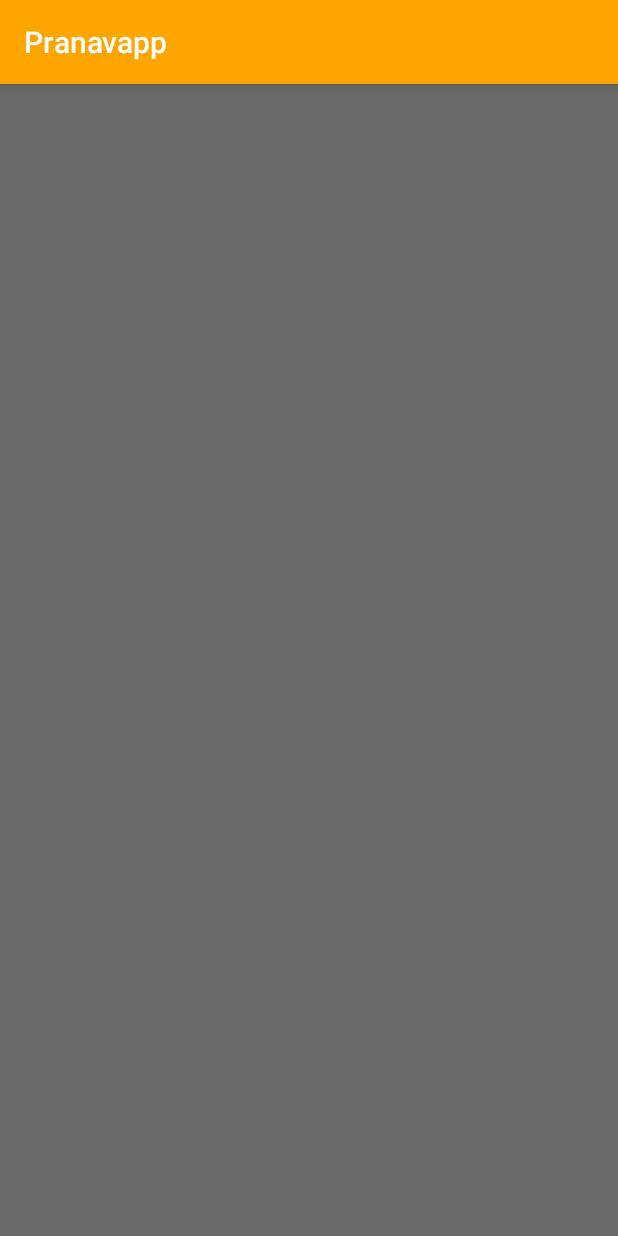
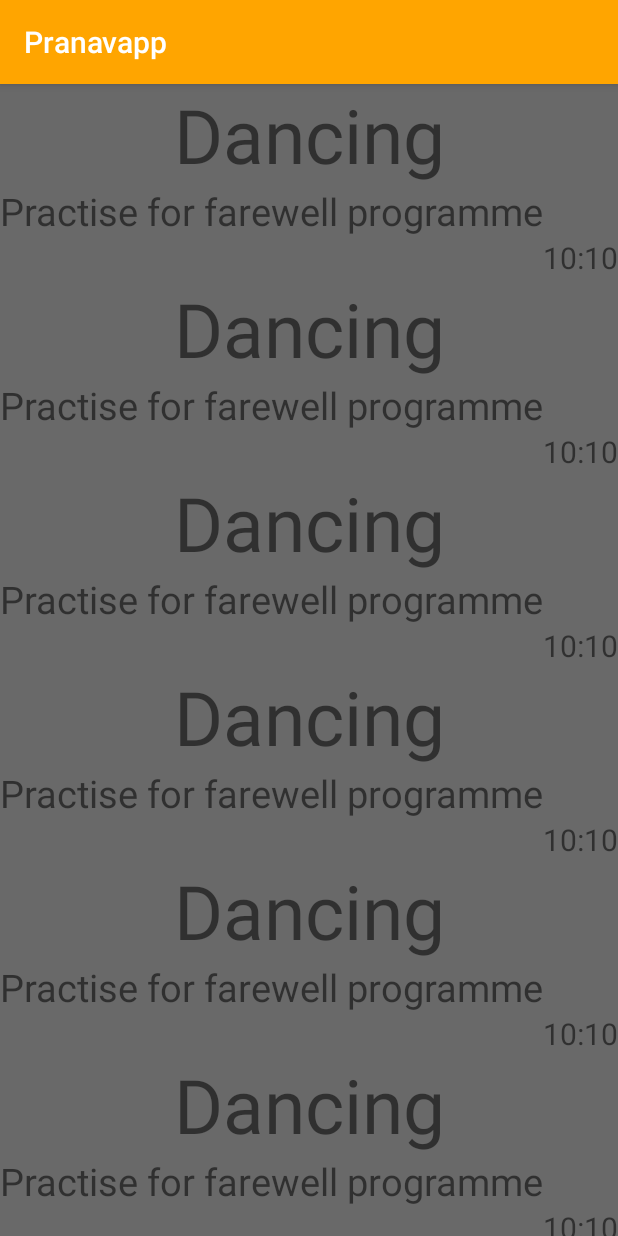
Before and after one commit to pranavstha11/Android, an Android app: the MainActivity screen opened directly, with no data from a screen before it, on a phone screen of 412 x 824 dp. Run offline under Robolectric (Android 15) with nearby library versions, the phone set to English and light mode, and no system bars.

Commit message:
Recycle view

```diff
--- a/app/src/main/AndroidManifest.xml
+++ b/app/src/main/AndroidManifest.xml
@@ -4,7 +4,7 @@
 
     <application
         android:allowBackup="true"
-        android:icon="@mipmap/ic_launcher"
+        android:icon="@drawable/narutoicon"
         android:label="@string/app_name"
         android:roundIcon="@mipmap/ic_launcher_round"
         android:supportsRtl="true"
--- a/app/src/main/java/com/example/dell/pranavapp/MainActivity.java
+++ b/app/src/main/java/com/example/dell/pranavapp/MainActivity.java
@@ -2,15 +2,69 @@ package com.example.dell.pranavapp;
 
 import android.support.v7.app.AppCompatActivity;
 import android.os.Bundle;
+import android.support.v7.widget.LinearLayoutManager;
 import android.support.v7.widget.RecyclerView;
+
+import com.example.dell.pranavapp.domain.Naruto;
+
+import java.util.ArrayList;
 
 public class MainActivity extends AppCompatActivity {
 
     private RecyclerView recyclerView;
+    private LinearLayoutManager linearLayoutManager;
+    private RecyclerviewAdapter recyclerviewAdapter;
+    private ArrayList<Naruto> narutoArrayList=new ArrayList<>();
+
     @Override
     protected void onCreate(Bundle savedInstanceState) {
         super.onCreate(savedInstanceState);
         setContentView(R.layout.activity_main);
         recyclerView = findViewById(R.id.reycelerview);
+
+        linearLayoutManager = new LinearLayoutManager(this,LinearLayoutManager.VERTICAL,false);
+        narutoArrayList=setData();
+
+        recyclerviewAdapter = new RecyclerviewAdapter(this,narutoArrayList);
+        recyclerView.setLayoutManager(linearLayoutManager);
+        recyclerView.setAdapter(recyclerviewAdapter);
+    }
+    private ArrayList<Naruto>setData(){
+        ArrayList<Naruto>narutos = new ArrayList<>();
+        narutos.add(new Naruto("Dancing","Practise for farewell programme","10:10"));
+        narutos.add(new Naruto("Dancing","Practise for farewell programme","10:10"));
+        narutos.add(new Naruto("Dancing","Practise for farewell programme","10:10"));
+        narutos.add(new Naruto("Dancing","Practise for farewell programme","10:10"));
+        narutos.add(new Naruto("Dancing","Practise for farewell programme","10:10"));
+        narutos.add(new Naruto("Dancing","Practise for farewell programme","10:10"));
+        narutos.add(new Naruto("Dancing","Practise for farewell programme","10:10"));
+        narutos.add(new Naruto("Dancing","Practise for farewell programme","10:10"));
+        narutos.add(new Naruto("Dancing","Practise for farewell programme","10:10"));
+        narutos.add(new Naruto("Dancing","Practise for farewell programme","10:10"));
+        narutos.add(new Naruto("Dancing","Practise for farewell programme","10:10"));
+        narutos.add(new Naruto("Dancing","Practise for farewell programme","10:10"));
+        narutos.add(new Naruto("Dancing","Practise for farewell programme","10:10"));
+        narutos.add(new Naruto("Dancing","Practise for farewell programme","10:10"));
+        narutos.add(new Naruto("Dancing","Practise for farewell programme","10:10"));
+        narutos.add(new Naruto("Dancing","Practise for farewell programme","10:10"));
+        narutos.add(new Naruto("Dancing","Practise for farewell programme","10:10"));
+        narutos.add(new Naruto("Dancing","Practise for farewell programme","10:10"));
+        narutos.add(new Naruto("Dancing","Practise for farewell programme","10:10"));
+        narutos.add(new Naruto("Dancing","Practise for farewell programme","10:10"));
+        narutos.add(new Naruto("Dancing","Practise for farewell programme","10:10"));
+        narutos.add(new Naruto("Dancing","Practise for farewell programme","10:10"));
+        narutos.add(new Naruto("Dancing","Practise for farewell programme","10:10"));
+        narutos.add(new Naruto("Dancing","Practise for farewell programme","10:10"));
+        narutos.add(new Naruto("Dancing","Practise for farewell programme","10:10"));
+        narutos.add(new Naruto("Dancing","Practise for farewell programme","10:10"));
+        narutos.add(new Naruto("Dancing","Practise for farewell programme","10:10"));
+        narutos.add(new Naruto("Dancing","Practise for farewell programme","10:10"));
+        narutos.add(new Naruto("Dancing","Practise for farewell programme","10:10"));
+        narutos.add(new Naruto("Dancing","Practise for farewell programme","10:10"));
+        narutos.add(new Naruto("Dancing","Practise for farewell programme","10:10"));
+        narutos.add(new Naruto("Dancing","Practise for farewell programme","10:10"));
+        narutos.add(new Naruto("Dancing","Practise for farewell programme","10:10"));
+        narutos.add(new Naruto("Dancing","Practise for farewell programme","10:10"));
+        return narutos;
     }
 }
--- a/app/src/main/java/com/example/dell/pranavapp/RecyclerviewAdapter.java
+++ b/app/src/main/java/com/example/dell/pranavapp/RecyclerviewAdapter.java
@@ -1,24 +1,42 @@
 package com.example.dell.pranavapp;
 
+import android.content.Context;
 import android.support.annotation.NonNull;
 import android.support.v7.widget.RecyclerView;
+import android.view.LayoutInflater;
+import android.view.View;
 import android.view.ViewGroup;
 
+import com.example.dell.pranavapp.domain.Naruto;
+
+import java.util.ArrayList;
+
 public class RecyclerviewAdapter extends RecyclerView.Adapter<RecyclerviewViewHolder>{
+
+    private Context context;
+    private ArrayList<Naruto> narutoArrayList;
+
+    public RecyclerviewAdapter(Context contxt,ArrayList<Naruto> narutoArrayList){
+        this.context = context;
+        this.narutoArrayList = narutoArrayList;
+    }
 
     @NonNull
     @Override
     public RecyclerviewViewHolder onCreateViewHolder(@NonNull ViewGroup viewGroup, int i) {
-        return null;
+        View view= LayoutInflater.from(viewGroup.getContext()).inflate(R.layout.recyclerview_row_design,viewGroup,false);
+        return new RecyclerviewViewHolder(view);
     }
 
     @Override
     public void onBindViewHolder(@NonNull RecyclerviewViewHolder recyclerviewViewHolder, int i) {
-
+        recyclerviewViewHolder.headingTextview.setText(narutoArrayList.get(i).getHeading());
+        recyclerviewViewHolder.detailTextview.setText(narutoArrayList.get(i).getDetail());
+        recyclerviewViewHolder.timeTextview.setText(narutoArrayList.get(i).getTime());
     }
 
     @Override
     public int getItemCount() {
-        return 0;
+        return narutoArrayList.size();
     }
 }
--- a/app/src/main/java/com/example/dell/pranavapp/RecyclerviewViewHolder.java
+++ b/app/src/main/java/com/example/dell/pranavapp/RecyclerviewViewHolder.java
@@ -2,9 +2,18 @@ package com.example.dell.pranavapp;
 
 import android.support.v7.widget.RecyclerView;
 import android.view.View;
+import android.widget.TextView;
 
 public class RecyclerviewViewHolder extends RecyclerView.ViewHolder {
+
+    public TextView headingTextview;
+    public TextView detailTextview;
+    public TextView timeTextview;
+
     public RecyclerviewViewHolder(View itemView){
         super(itemView);
+        headingTextview = itemView.findViewById(R.id.heading_text);
+        detailTextview = itemView.findViewById(R.id.detail_text);
+        timeTextview = itemView.findViewById(R.id.time_text);
     }
 }
--- /dev/null
+++ b/app/src/main/java/com/example/dell/pranavapp/domain/Naruto.java
@@ -0,0 +1,42 @@
+package com.example.dell.pranavapp.domain;
+
+public class Naruto {
+
+    private String heading;
+    private String detail;
+    private String time;
+
+//    public Naruto(){
+//
+//    }
+
+    public Naruto(String heading, String detail, String time) {
+        this.heading = heading;
+        this.detail = detail;
+        this.time = time;
+    }
+
+    public String getHeading() {
+        return heading;
+    }
+
+    public void setHeading(String heading) {
+        this.heading = heading;
+    }
+
+    public String getDetail() {
+        return detail;
+    }
+
+    public void setDetail(String detail) {
+        this.detail = detail;
+    }
+
+    public String getTime() {
+        return time;
+    }
+
+    public void setTime(String time) {
+        this.time = time;
+    }
+}
--- a/app/src/main/res/layout/activity_user_detail.xml
+++ b/app/src/main/res/layout/activity_user_detail.xml
@@ -4,6 +4,7 @@
     xmlns:tools="http://schemas.android.com/tools"
     android:layout_width="match_parent"
     android:layout_height="match_parent"
+    android:background="@color/splash"
     tools:context=".UserDetailActivity">
 
     <EditText
--- a/app/src/main/res/layout/recyclerview_row_design.xml
+++ b/app/src/main/res/layout/recyclerview_row_design.xml
@@ -2,11 +2,11 @@
 <android.support.constraint.ConstraintLayout
     xmlns:android="http://schemas.android.com/apk/res/android"
     android:layout_width="match_parent"
-    android:layout_height="match_parent"
+    android:layout_height="wrap_content"
     xmlns:app="http://schemas.android.com/apk/res-auto">
 
     <TextView
-        android:id="@+id/heading"
+        android:id="@+id/heading_text"
         android:layout_width="wrap_content"
         android:layout_height="wrap_content"
         android:text="Heading"
@@ -16,22 +16,22 @@
         app:layout_constraintTop_toTopOf="parent"
         />
     <TextView
-        android:id="@+id/detail"
+        android:id="@+id/detail_text"
         android:layout_width="wrap_content"
         android:layout_height="wrap_content"
         android:text="Detail of TODOList"
         android:textSize="25dp"
         app:layout_constraintLeft_toLeftOf="parent"
-        app:layout_constraintTop_toBottomOf="@+id/heading"
+        app:layout_constraintTop_toBottomOf="@+id/heading_text"
         />
     <TextView
-        android:id="@+id/time"
+        android:id="@+id/time_text"
         android:layout_width="wrap_content"
         android:layout_height="wrap_content"
         android:text="Time"
         android:textSize="20dp"
         app:layout_constraintRight_toRightOf="parent"
-        app:layout_constraintTop_toBottomOf="@+id/detail"
+        app:layout_constraintTop_toBottomOf="@+id/detail_text"
         />
 
 </android.support.constraint.ConstraintLayout>
```
Also changed, not shown: app/src/main/res/drawable/narutoicon.png (added).
